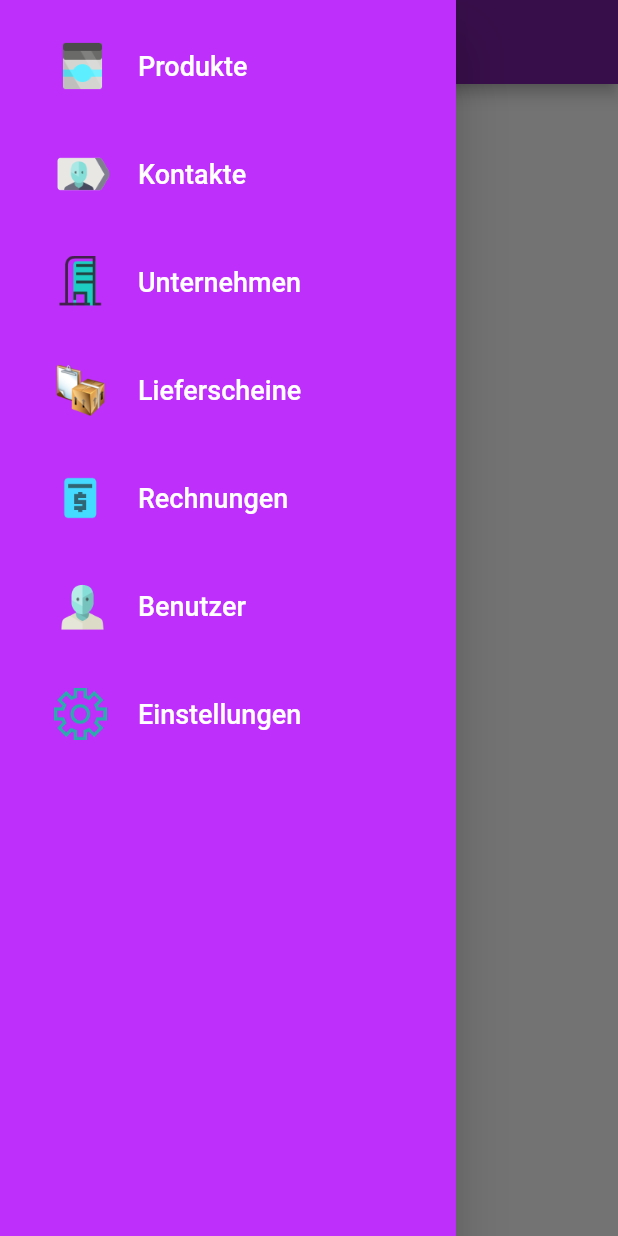
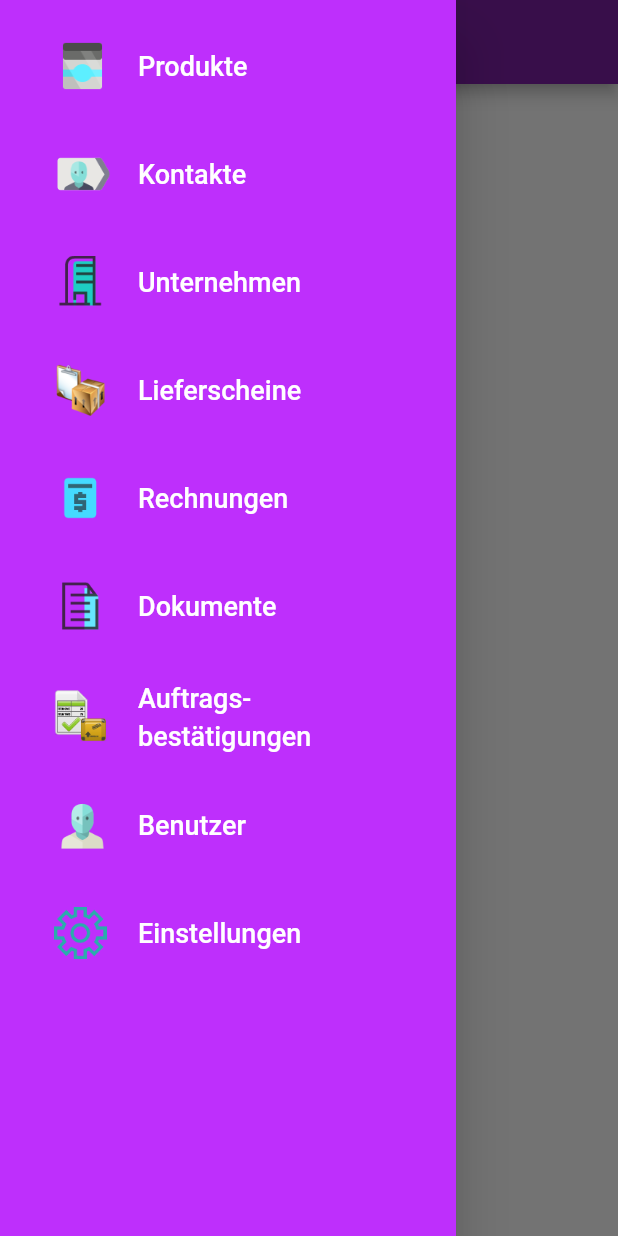
Before and after one commit to OeztirakYunus/Rechnungssoftware, a Flutter app: the Contacts screen opened directly, with the side drawer open, on a phone screen of 412 x 824 dp. Run offline on Flutter 3.47's test engine with Material 2 defaults, Android fonts, the light colour scheme and no system bars; our stand-ins replace permission_handler, sizer, syncfusion_flutter_datagrid; missing offline and left inert: document_scanner, syncfusion_flutter_core.

Commit message:
added icons

```diff
--- /dev/null
+++ b/mobile/lib/contact/addContact.dart
@@ -0,0 +1,18 @@
+import 'package:flutter/material.dart';
+
+class AddContact extends StatelessWidget {
+  const AddContact({Key? key}) : super(key: key);
+
+  @override
+  Widget build(BuildContext context) {
+    return SafeArea(
+        child: Scaffold(
+      appBar: AppBar(
+        title: const Text('Kontakt hinzufügen',
+            style:
+                TextStyle(height: 1.00, fontSize: 25.00, color: Colors.white)),
+        centerTitle: true,
+      ),
+    ));
+  }
+}
--- a/mobile/lib/contact/contacts.dart
+++ b/mobile/lib/contact/contacts.dart
@@ -1,3 +1,4 @@
+import 'package:demo5/contact/addContact.dart';
 import 'package:demo5/navbar.dart';
 import 'package:flutter/material.dart';
 
@@ -8,16 +9,28 @@ class Contacts extends StatelessWidget {
   Widget build(BuildContext context) {
     return SafeArea(
       child: Scaffold(
-        appBar: AppBar(
-        title: const Text('Kontakte',
-            style:
-                TextStyle(height: 1.00, fontSize: 25.00, color: Colors.white)),
-        centerTitle: true,
-
-      ),
-      drawer: NavBar(),
-      ),
-
+          appBar: AppBar(
+            title: const Text('Kontakte',
+                style: TextStyle(
+                    height: 1.00, fontSize: 25.00, color: Colors.white)),
+            centerTitle: true,
+          ),
+          drawer: const NavBar(),
+          body: SingleChildScrollView(
+            child: MaterialButton(
+              child: const Text(
+                "Kontakt hinzufügen",
+                style: TextStyle(color: Colors.white),
+              ),
+              color: Colors.purple,
+              onPressed: () {
+                Navigator.push(
+                  context,
+                  MaterialPageRoute(builder: (context) => const AddContact()),
+                );
+              },
+            ),
+          )),
     );
   }
 }
--- a/mobile/lib/navbar.dart
+++ b/mobile/lib/navbar.dart
@@ -111,6 +111,31 @@ class NavBar extends StatelessWidget {
               const SizedBox(height: 16),
               ListTile(
                 leading: Image.asset(
+                  "lib/assets/document.png",
+                  scale: 2.0,
+                  height: 35.0,
+                  width: 35.0,
+                ),
+                title: const Text('Dokumente',
+                    style: TextStyle(color: Colors.white, fontSize: 18)),
+                onTap: () => selectedItem(context, 5),
+              ),
+              const SizedBox(height: 16),
+              ListTile(
+                leading: Image.asset(
+                  "lib/assets/order.png",
+                  scale: 2.0,
+                  height: 35.0,
+                  width: 35.0,
+                ),
+                title: const Text('Auftrags-\nbestätigungen',
+                    style: TextStyle(
+                        color: Colors.white, fontSize: 18, height: 1.40)),
+                onTap: () => selectedItem(context, 6),
+              ),
+              const SizedBox(height: 16),
+              ListTile(
+                leading: Image.asset(
                   "lib/assets/user.png",
                   scale: 2.0,
                   height: 38.0,
--- a/mobile/pubspec.yaml
+++ b/mobile/pubspec.yaml
@@ -70,6 +70,8 @@ flutter:
     - lib/assets/add.png
     - lib/assets/product.png
     - lib/assets/invoice.png
+    - lib/assets/document.png
+    - lib/assets/order.png
   # The following line ensures that the Material Icons font is
   # included with your application, so that you can use the icons in
   # the material Icons class.
```
Also changed, not shown: mobile/lib/assets/document.png (added), mobile/lib/assets/order.png (added).
